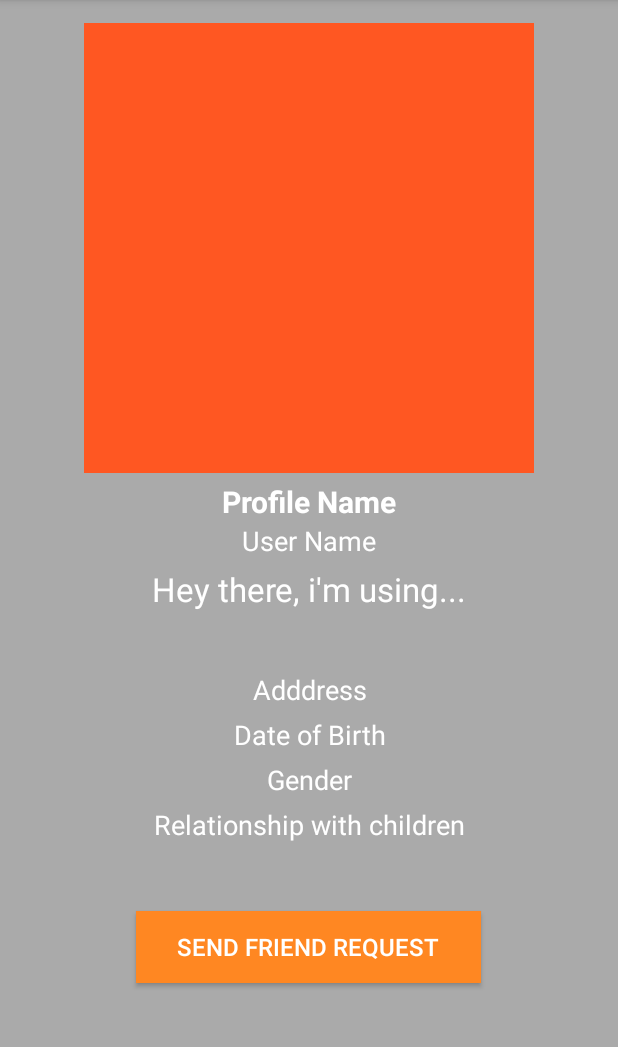
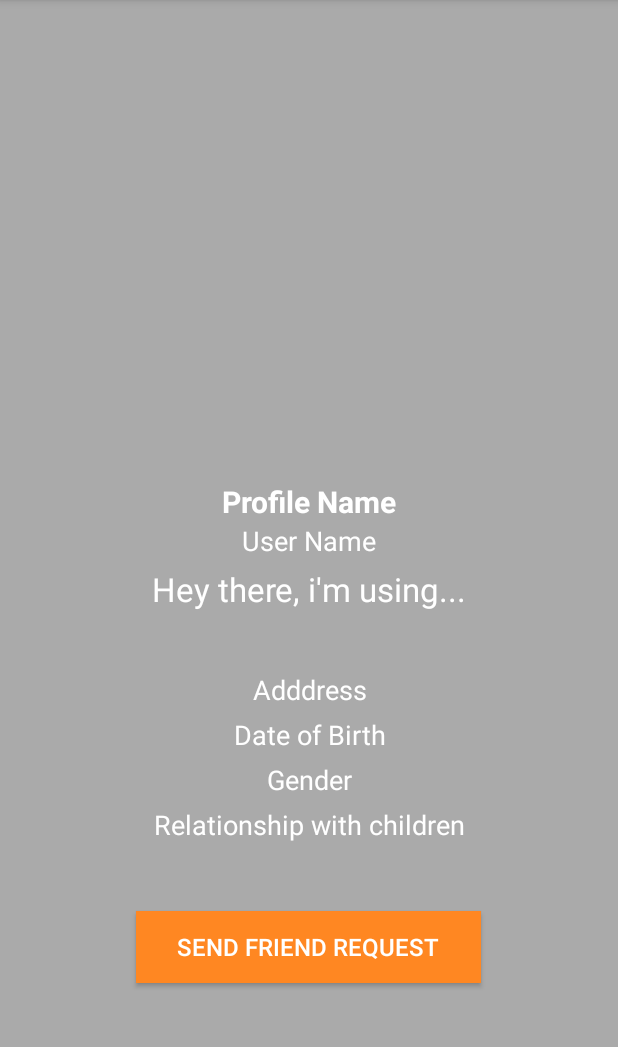
Before and after one commit to 15110274/PessSchool, an Android app: the PersonProfileActivity screen opened directly, with no data from a screen before it, on a phone screen of 412 x 824 dp, the part 84-1131 px from its top. Run offline under Robolectric (Android 15) with nearby library versions, the phone set to English and light mode, and no system bars; our stand-ins replace CircleImageView, Firebase (no records; nobody signed in at launch, a user with empty details on screens opened directly), Picasso; 1 statement that could not run was skipped.

Commit message:
view message fragment hoàn thành

```diff
--- a/app/src/main/res/layout/activity_person_profile.xml
+++ b/app/src/main/res/layout/activity_person_profile.xml
@@ -21,7 +21,7 @@
                 android:layout_alignParentTop="true"
                 android:layout_centerHorizontal="true"
                 android:layout_marginTop="15dp"
-                android:background="@color/buttonColor"/>
+                android:background="@color/hintcolor"/>
             <TextView
                 android:id="@+id/person_full_name"
                 android:layout_width="match_parent"
```
